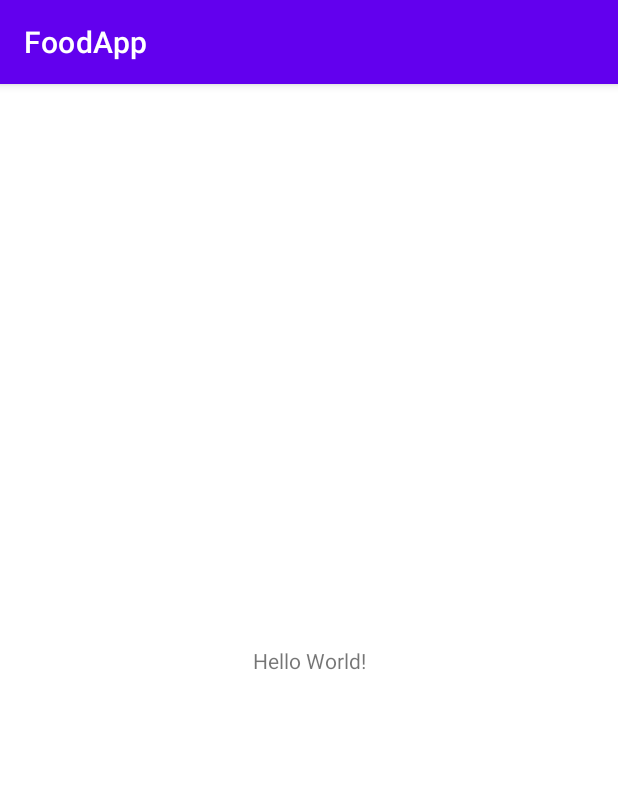
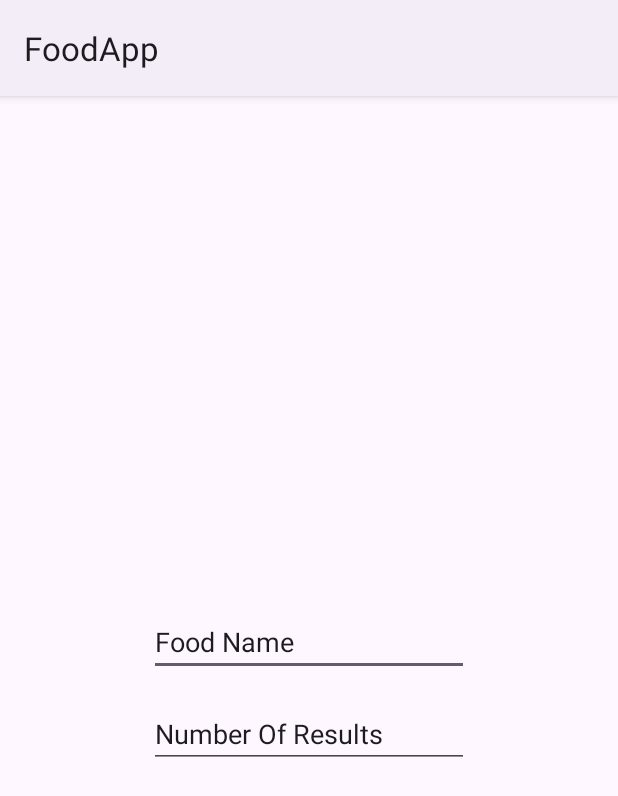
Before and after one commit to moefsaadi/Food-App, an Android app: the screen it shows after launch (MainActivity), on a phone screen of 412 x 824 dp. Shown: the top 796 px of the screen. Run offline under Robolectric (Android 15) with nearby library versions, the phone set to English and light mode, and no system bars.

Commit message:
Added ViewModel and Internet Permissions

```diff
--- a/app/src/main/AndroidManifest.xml
+++ b/app/src/main/AndroidManifest.xml
@@ -1,6 +1,9 @@
 <?xml version="1.0" encoding="utf-8"?>
 <manifest xmlns:android="http://schemas.android.com/apk/res/android"
     xmlns:tools="http://schemas.android.com/tools">
+
+    <uses-permission android:name="android.permission.INTERNET" />
+    <uses-permission android:name="android.permission.ACCESS_NETWORK_STATE" />
 
     <application
         android:allowBackup="true"
@@ -10,7 +13,7 @@
         android:label="@string/app_name"
         android:roundIcon="@mipmap/ic_launcher_round"
         android:supportsRtl="true"
-        android:theme="@style/Theme.FoodApp"
+        android:theme="@style/Theme.Material3.DayNight"
         tools:targetApi="31">
         <activity
             android:name=".MainActivity"
--- /dev/null
+++ b/app/src/main/java/com/example/foodapp/viewModels/MainViewModel.kt
@@ -0,0 +1,6 @@
+package com.example.foodapp.viewModels
+
+import androidx.lifecycle.ViewModel
+
+class MainViewModel: ViewModel() {
+}
--- a/app/src/main/res/layout/activity_main.xml
+++ b/app/src/main/res/layout/activity_main.xml
@@ -6,13 +6,30 @@
     android:layout_height="match_parent"
     tools:context=".MainActivity">
 
-    <TextView
+    <EditText
+        android:id="@+id/food_name_input"
         android:layout_width="wrap_content"
         android:layout_height="wrap_content"
-        android:text="Hello World!"
+        android:layout_marginBottom="32dp"
+        android:ems="10"
+        android:inputType="textPersonName"
+        android:text="Food Name"
         app:layout_constraintBottom_toBottomOf="parent"
         app:layout_constraintEnd_toEndOf="parent"
         app:layout_constraintStart_toStartOf="parent"
         app:layout_constraintTop_toTopOf="parent" />
 
+    <EditText
+        android:id="@+id/food_results_num_input"
+        android:layout_width="wrap_content"
+        android:layout_height="wrap_content"
+        android:layout_marginTop="16dp"
+        android:ems="10"
+        android:inputType="textPersonName"
+        android:text="Number Of Results"
+        app:layout_constraintEnd_toEndOf="parent"
+        app:layout_constraintStart_toStartOf="parent"
+        app:layout_constraintTop_toBottomOf="@+id/food_name_input" />
+
+
 </androidx.constraintlayout.widget.ConstraintLayout>
```
